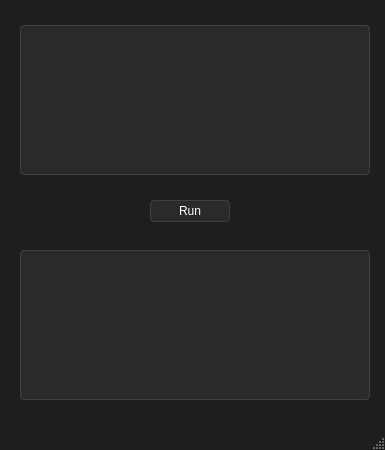
The window that components/IDE.ui (minnbanya/PLC-Programming-Language-Project) describes before a commit, drawn with Qt 5.
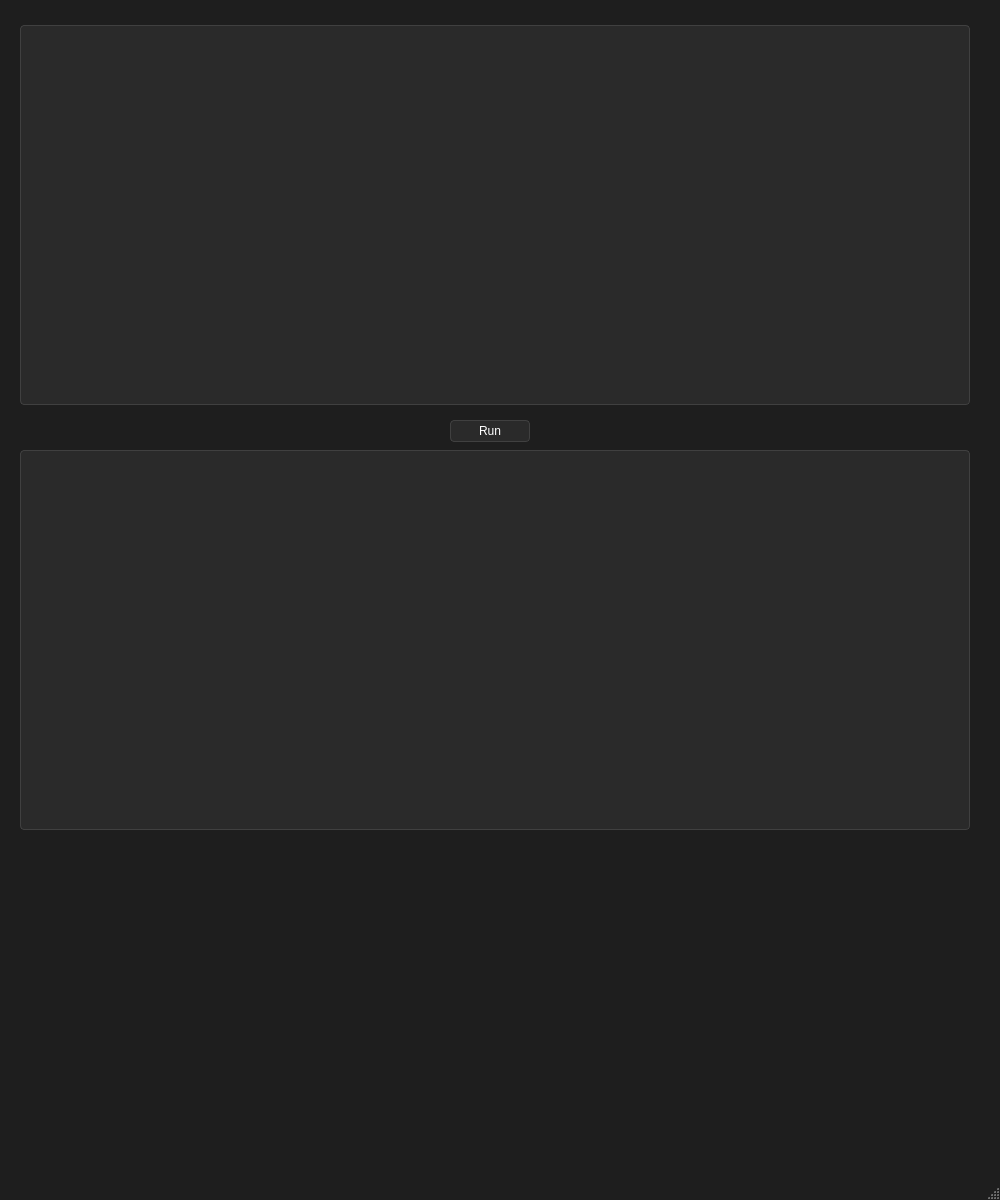
The same window after the commit.

Diff of the .ui file:
```diff
--- a/components/IDE.ui
+++ b/components/IDE.ui
@@ -6,8 +6,8 @@
    <rect>
     <x>0</x>
     <y>0</y>
-    <width>385</width>
-    <height>450</height>
+    <width>1000</width>
+    <height>1200</height>
    </rect>
   </property>
   <property name="windowTitle">
@@ -61,8 +61,8 @@
      <rect>
       <x>20</x>
       <y>25</y>
-      <width>350</width>
-      <height>150</height>
+      <width>950</width>
+      <height>380</height>
      </rect>
     </property>
    </widget>
@@ -70,9 +70,9 @@
     <property name="geometry">
      <rect>
       <x>20</x>
-      <y>250</y>
-      <width>350</width>
-      <height>150</height>
+      <y>450</y>
+      <width>950</width>
+      <height>380</height>
      </rect>
     </property>
     <property name="readOnly">
@@ -82,8 +82,8 @@
    <widget class="QPushButton" name="button_run">
     <property name="geometry">
      <rect>
-      <x>150</x>
-      <y>200</y>
+      <x>450</x>
+      <y>420</y>
       <width>80</width>
       <height>22</height>
      </rect>
```
